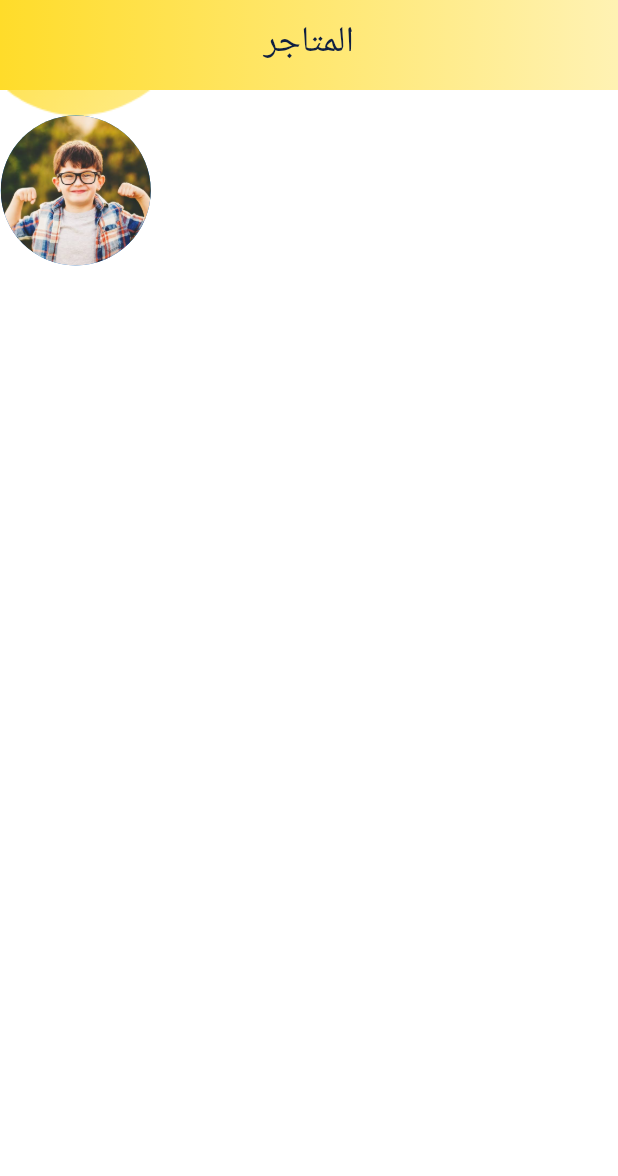
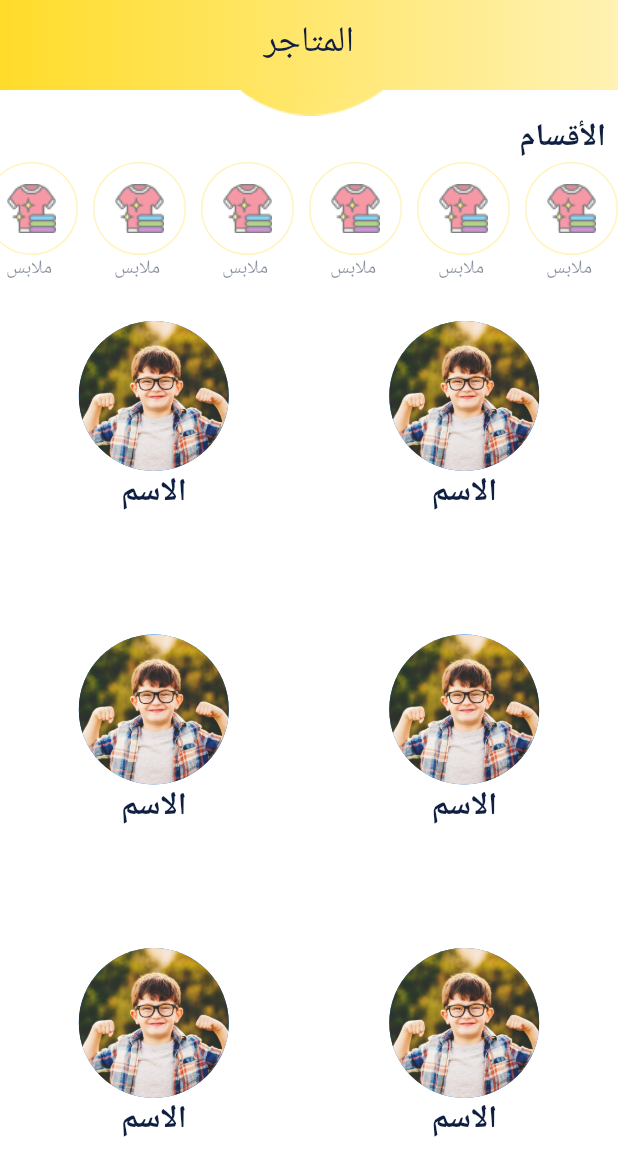
Before and after one commit to Amgad22318/productive_families, a Flutter app: the Markets screen opened directly, on a phone screen of 412 x 824 dp. Shown: the top 1176 px of the screen. Run offline on Flutter 3.47's test engine with Material 2 defaults, Android fonts, the phone set to English and light mode, and no system bars; our stand-ins replace carousel_slider, flutter_bloc, flutter_rating_bar, flutter_svg, otp_text_field, smooth_page_indicator and 1 more.

Commit message:
amgad last code 2.02

```diff
--- a/lib/presentation/screens/home/home_screen.dart
+++ b/lib/presentation/screens/home/home_screen.dart
@@ -74,6 +74,13 @@ class _HomeScreenState extends State<HomeScreen> {
                     child: Column(
                       crossAxisAlignment: CrossAxisAlignment.start,
                       children: [
+                        DefaultText(
+                          color: greyUserNameText,
+                          text: 'مرحبا ( إسم المستخدم )',
+                          textStyle:
+                          Theme.of(context).textTheme.headline6,
+                        ),
+
                         DefaultFormField(
                             radius: 16,
                             backgroundColor: formFieldBackGroundGrey,
@@ -140,7 +147,7 @@ class _HomeScreenState extends State<HomeScreen> {
                     ),
                   ),
                   SizedBox(
-                    height: 82,
+                    height: 91,
                     child: Column(
                       children: [
                         Container(
@@ -151,7 +158,7 @@ class _HomeScreenState extends State<HomeScreen> {
                         Expanded(
                           child: ListView.separated(
                               scrollDirection: Axis.horizontal,
-                              itemBuilder: (context, index) => HomeSectionItem(),
+                              itemBuilder: (context, index) => HomeSectionItem(index: index,),
                               separatorBuilder: (context, index) => const SizedBox(
                                     width: 10,
                                   ),
--- a/lib/presentation/screens/markets/markets.dart
+++ b/lib/presentation/screens/markets/markets.dart
@@ -1,4 +1,6 @@
 import 'package:flutter/material.dart';
+import 'package:productive_families/presentation/views/home_section_item.dart';
+import 'package:productive_families/presentation/views/markets_grid_view_item.dart';
 import 'package:productive_families/presentation/widgets/default_shop_appbar.dart';
 import 'package:productive_families/presentation/widgets/default_text.dart';
 
@@ -11,13 +13,49 @@ class Markets extends StatelessWidget {
       appBar: DefaultShopAppbar(centerTitle: true,
         title: DefaultText(textStyle: Theme.of(context).textTheme.headline5,text: 'المتاجر',),
       ),
-      body: Column( crossAxisAlignment: CrossAxisAlignment.center,
+      body: Column(
         children: [
           Image.asset(
             'assets/image/appbar_half_circle.png',
           ),
-      CircleAvatar(radius: 50,backgroundImage:AssetImage('assets/image/user_photo.png'))
 
+          Expanded(
+            child: SingleChildScrollView(
+              child: Column( crossAxisAlignment: CrossAxisAlignment.start,
+                children: [
+                  Padding(
+                    padding: const EdgeInsetsDirectional.only(start: 8.0),
+                    child: DefaultText(
+                      maxLines: 2,
+                      text: 'الأقسام',
+                      textStyle: Theme.of(context).textTheme.headline6,
+                    ),
+                  ),
+                  SizedBox(height: 100,
+                    child: Expanded(
+                      child: ListView.separated(
+                          scrollDirection: Axis.horizontal,
+                          itemBuilder: (context, index) =>  HomeSectionItem(index:index,isMarket: true,),
+                          separatorBuilder: (context, index) => const SizedBox(
+                            width: 10,
+                          ),
+                          itemCount: 20),
+                    ),
+                  ),
+                  GridView.count(
+                    shrinkWrap: true,
+                    physics: const NeverScrollableScrollPhysics(),
+                    crossAxisCount: 2,
+                    mainAxisSpacing: 4,
+                    crossAxisSpacing: 2,
+                    childAspectRatio: 1 / 1,
+                    children: List.generate(11, (index) => MarketsGridViewItems()),
+                  )
+
+                ],
+              ),
+            ),
+          ),
         ],
       ),
     );
--- a/lib/presentation/styles/colors.dart
+++ b/lib/presentation/styles/colors.dart
@@ -7,6 +7,7 @@ const Color aboutGrey = Color(0xffEEEEEE);
 const Color goldTextAndStars = Color(0xffFFD138);
 const Color formFieldBackGroundLightBlue = Color(0xff2A3B5E);
 const Color productDescriptionBackGround = Color(0xffECF3FF);
+const Color greyUserNameText = Color(0xff707070);
 Color formFieldBackGroundGrey = const Color(0xff000000).withOpacity(0.08);
 
 
--- a/lib/presentation/views/home_section_item.dart
+++ b/lib/presentation/views/home_section_item.dart
@@ -3,30 +3,44 @@ import 'package:productive_families/presentation/styles/colors.dart';
 import 'package:productive_families/presentation/widgets/default_text.dart';
 
 class HomeSectionItem extends StatelessWidget {
-  const HomeSectionItem({Key? key}) : super(key: key);
+  final int? index;
+  bool selected=false;
+  final isMarket;
+   HomeSectionItem({Key? key, required this.index, this.isMarket=false,}) : super(key: key);
 
   @override
   Widget build(BuildContext context) {
     return Padding(
       padding: const EdgeInsets.symmetric(vertical: 2.0),
-      child: Column(
+      child: GestureDetector(
+        onTap: () {
+
+        },
+        child: Stack(fit: StackFit.passthrough,
+          children: [
+
+            Column(
               children: [
                 Container(
                   decoration: BoxDecoration(
-              color: Colors.white,
                     shape: BoxShape.circle,
                     border: Border.all(color: defaultYellow, width: 1),
                   ),
                   child: Image.asset(
                     'assets/image/laundry.png',
-              height: 50,
-              width: 50,
+                    height: 60,
+                    width: 60,
                     fit: BoxFit.scaleDown,
                   ),
                 ),
-          DefaultText(text: 'ملابس',textStyle: Theme.of(context).textTheme.caption,)
+                DefaultText(text: ' ملابس',textStyle: Theme.of(context).textTheme.caption,)
 
               ],
+            ),
+            Positioned.fill(child: Container(color:isMarket?  Colors.white.withOpacity(0.5):Colors.transparent,))
+
+          ],
+        ),
       ),
     );
   }
--- /dev/null
+++ b/lib/presentation/views/markets_grid_view_item.dart
@@ -0,0 +1,27 @@
+import 'package:flutter/material.dart';
+import 'package:productive_families/presentation/widgets/default_text.dart';
+
+class MarketsGridViewItems extends StatelessWidget {
+  const MarketsGridViewItems({Key? key}) : super(key: key);
+
+  @override
+  Widget build(BuildContext context) {
+    return Container(
+      margin: EdgeInsets.all(8),
+      child: Column(
+        children: [
+          CircleAvatar(
+              radius: 50,
+              backgroundImage: const AssetImage('assets/image/user_photo.png')),
+          DefaultText(
+            maxLines: 2,
+            text: 'الاسم',
+            textStyle: Theme.of(context).textTheme.headline6,
+          ),
+
+
+        ],
+      ),
+    );
+  }
+}
```
Lines whose indentation alone changed are shown as unchanged.
